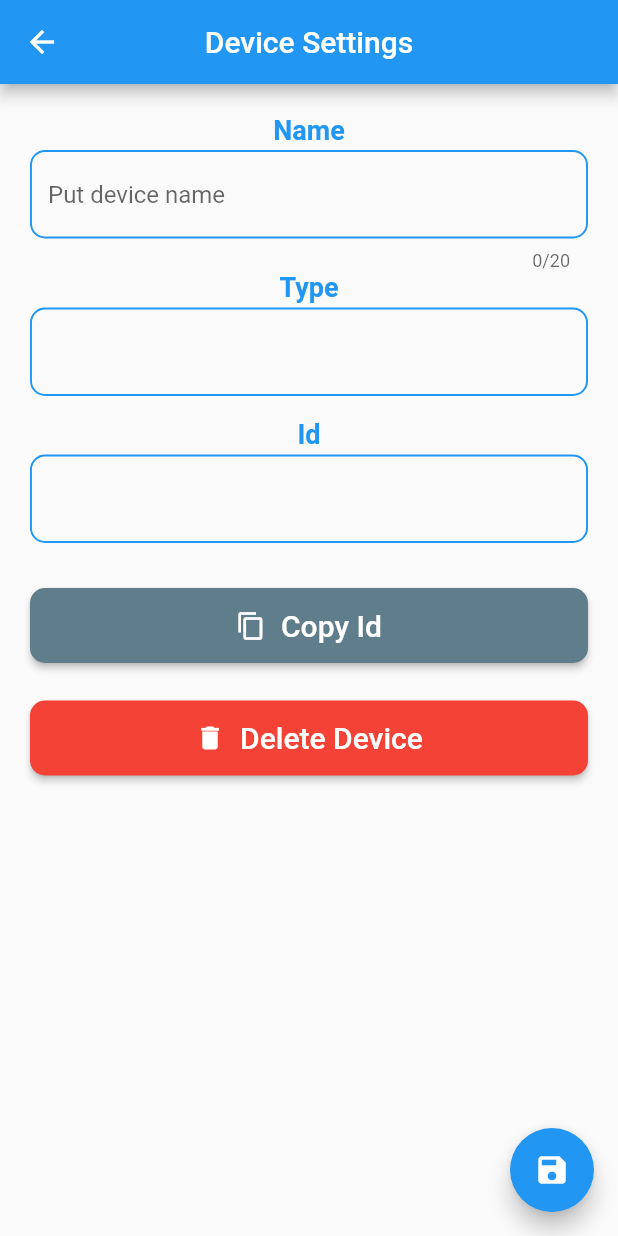
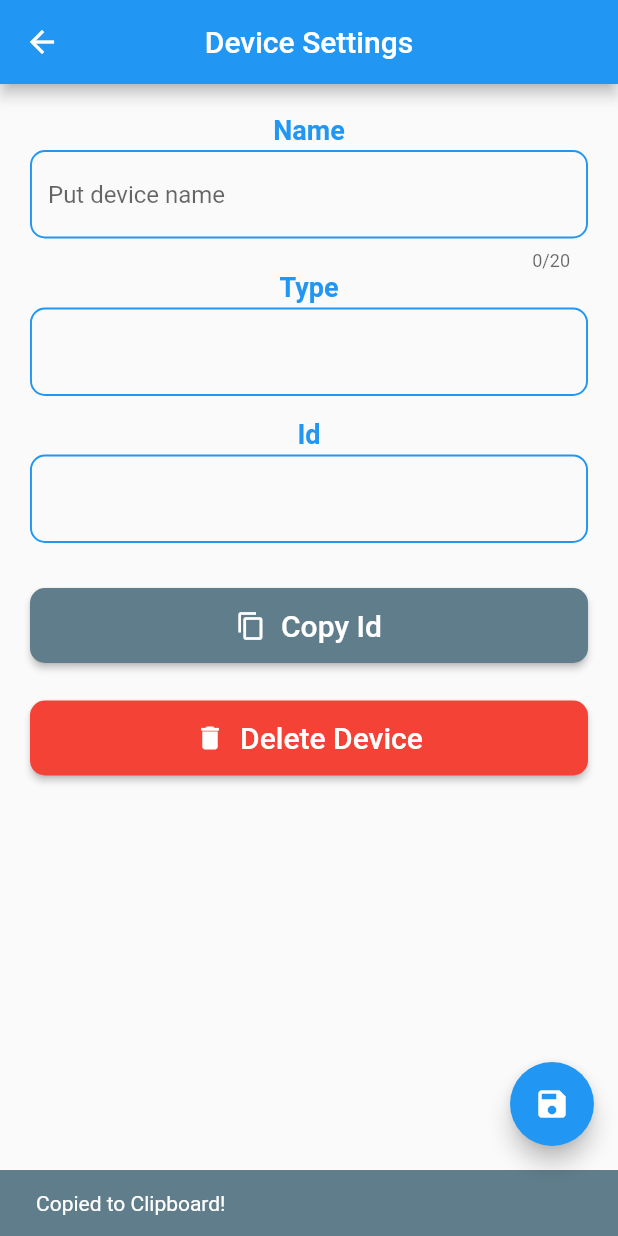
Before and after one commit to marceloams/smart-device-app, a Flutter app: the DeviceSettingsScreen screen opened directly with empty values, after a tap on "Copy Id", on a phone screen of 412 x 824 dp. Run offline on Flutter 3.47's test engine with Material 2 defaults, Android fonts, the phone set to English and light mode, and no system bars; our stand-ins replace firebase_database; accounts and stored records are empty.

Commit message:
Update device_settings_screen.dart | Implemented Copy id function

```diff
--- a/lib/view/screen/device_settings_screen.dart
+++ b/lib/view/screen/device_settings_screen.dart
@@ -1,3 +1,4 @@
+import 'package:clipboard/clipboard.dart';
 import 'package:flutter/material.dart';
 import 'package:realtimedatabase_teste/controller/device_controller.dart';
 import 'file:///D:/Users/marce/OneDrive/Documentos/Testes/realtimedatabase_teste/lib/model/device/device_data.dart';
@@ -276,7 +277,18 @@ class _DeviceSettingsScreenState extends State<DeviceSettingsScreen> {
                           ],
                         ),
                         color: Colors.blueGrey,
-                        onPressed: (){}
+                        onPressed: (){
+                          FlutterClipboard.copy(_idController.text).then((value){
+                            //snack bar with failure information
+                            ScaffoldMessenger.of(context).showSnackBar(
+                                SnackBar(
+                                    content: Text('Copied to Clipboard!'),
+                                    backgroundColor: Colors.blueGrey,
+                                    duration: Duration(seconds: 2)
+                                )
+                            );
+                          });
+                        }
                     ),
                   ),
                   SizedBox(height: 25.0),
--- a/pubspec.yaml
+++ b/pubspec.yaml
@@ -31,6 +31,7 @@ dependencies:
   firebase_database: ^4.4.0
   firebase_core: ^0.5.3
   pull_to_refresh: ^1.6.3
+  clipboard: ^0.1.2+8
 
 dev_dependencies:
   flutter_test:
```
Also changed, not shown: pubspec.lock.
